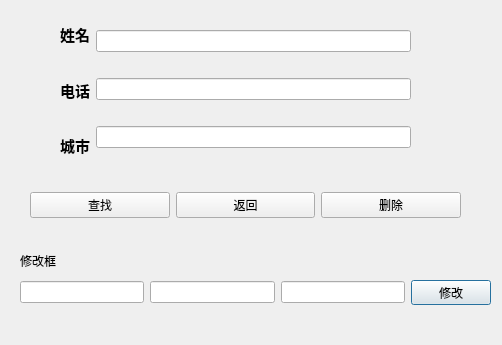
Qt form searchdialog.ui (honk2333/Address-book) before a commit.
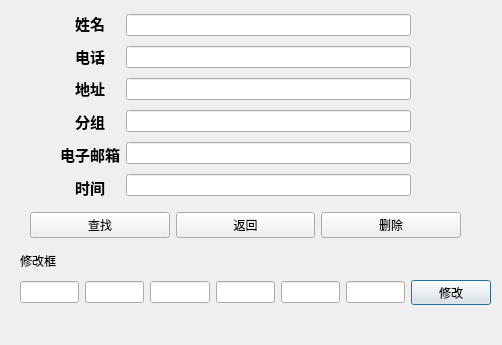
The same form after that commit.

Diff of the .ui file:
```diff
--- a/searchdialog.ui
+++ b/searchdialog.ui
@@ -45,6 +45,15 @@
     <item>
      <widget class="QLineEdit" name="CitylineEdit"/>
     </item>
+    <item>
+     <widget class="QLineEdit" name="TypelineEdit"/>
+    </item>
+    <item>
+     <widget class="QLineEdit" name="EmaillineEdit"/>
+    </item>
+    <item>
+     <widget class="QLineEdit" name="TimelineEdit"/>
+    </item>
     <item>
      <widget class="QPushButton" name="ChangeButton">
       <property name="text">
@@ -58,7 +67,7 @@
    <property name="geometry">
     <rect>
      <x>30</x>
-     <y>180</y>
+     <y>200</y>
      <width>431</width>
      <height>51</height>
     </rect>
@@ -87,13 +96,13 @@
     </item>
    </layout>
   </widget>
-  <widget class="QWidget" name="">
+  <widget class="QWidget" name="layoutWidget">
    <property name="geometry">
     <rect>
      <x>60</x>
      <y>10</y>
      <width>351</width>
-     <height>161</height>
+     <height>191</height>
     </rect>
    </property>
    <layout class="QHBoxLayout" name="horizontalLayout_3">
@@ -116,7 +125,28 @@
       <item>
        <widget class="QLabel" name="Citylabel">
         <property name="text">
-         <string>&lt;html&gt;&lt;head/&gt;&lt;body&gt;&lt;p align=&quot;center&quot;&gt;&lt;span style=&quot; font-size:11pt; font-weight:600;&quot;&gt;城市&lt;/span&gt;&lt;/p&gt;&lt;/body&gt;&lt;/html&gt;</string>
+         <string>&lt;html&gt;&lt;head/&gt;&lt;body&gt;&lt;p align=&quot;center&quot;&gt;&lt;span style=&quot; font-size:11pt; font-weight:600;&quot;&gt;地址&lt;/span&gt;&lt;/p&gt;&lt;/body&gt;&lt;/html&gt;</string>
+        </property>
+       </widget>
+      </item>
+      <item>
+       <widget class="QLabel" name="label_2">
+        <property name="text">
+         <string>&lt;html&gt;&lt;head/&gt;&lt;body&gt;&lt;p align=&quot;center&quot;&gt;&lt;span style=&quot; font-size:11pt; font-weight:600;&quot;&gt;分组&lt;/span&gt;&lt;/p&gt;&lt;/body&gt;&lt;/html&gt;</string>
+        </property>
+       </widget>
+      </item>
+      <item>
+       <widget class="QLabel" name="label_3">
+        <property name="text">
+         <string>&lt;html&gt;&lt;head/&gt;&lt;body&gt;&lt;p align=&quot;center&quot;&gt;&lt;span style=&quot; font-size:11pt; font-weight:600;&quot;&gt;电子邮箱&lt;/span&gt;&lt;/p&gt;&lt;/body&gt;&lt;/html&gt;</string>
+        </property>
+       </widget>
+      </item>
+      <item>
+       <widget class="QLabel" name="label_4">
+        <property name="text">
+         <string>&lt;html&gt;&lt;head/&gt;&lt;body&gt;&lt;p align=&quot;center&quot;&gt;&lt;span style=&quot; font-size:11pt; font-weight:600;&quot;&gt;时间&lt;/span&gt;&lt;/p&gt;&lt;/body&gt;&lt;/html&gt;</string>
         </property>
        </widget>
       </item>
@@ -133,6 +163,15 @@
       <item>
        <widget class="QLineEdit" name="CityEdit"/>
       </item>
+      <item>
+       <widget class="QLineEdit" name="TypeEdit"/>
+      </item>
+      <item>
+       <widget class="QLineEdit" name="EmailEdit"/>
+      </item>
+      <item>
+       <widget class="QLineEdit" name="TimeEdit"/>
+      </item>
      </layout>
     </item>
    </layout>
```
